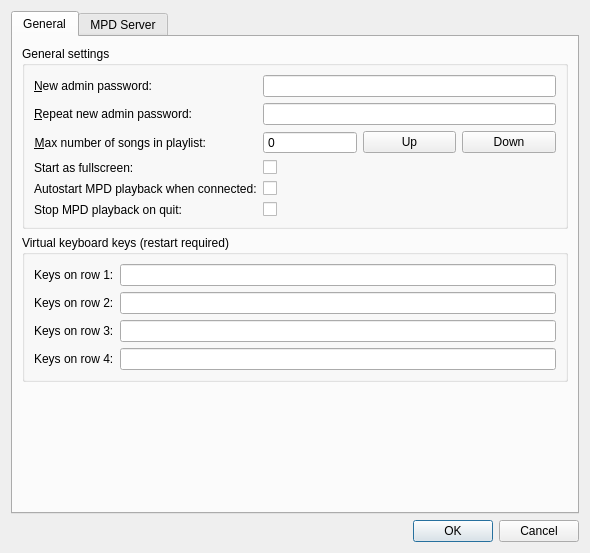
thomaslundgaard/Pimp, file src/settingsDialog.ui: the form before one commit.
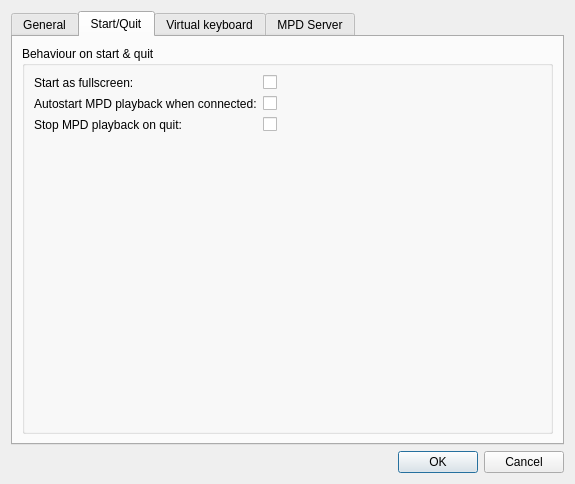
The form after the commit. The open tabs and pages were chosen to show the change.

Commit message: change volume from admin dialog + settings dialog rework

The edit to the form file:
```diff
--- a/src/settingsDialog.ui
+++ b/src/settingsDialog.ui
@@ -6,8 +6,8 @@
    <rect>
     <x>0</x>
     <y>0</y>
-    <width>590</width>
-    <height>553</height>
+    <width>575</width>
+    <height>484</height>
    </rect>
   </property>
   <property name="windowTitle">
@@ -30,6 +30,9 @@
           <string>General settings</string>
          </property>
          <layout class="QFormLayout" name="formLayout_2">
+          <property name="fieldGrowthPolicy">
+           <enum>QFormLayout::ExpandingFieldsGrow</enum>
+          </property>
           <item row="0" column="0">
            <widget class="QLabel" name="label_2">
             <property name="text">
@@ -111,51 +114,87 @@
             </item>
            </layout>
           </item>
-          <item row="5" column="0">
+         </layout>
+        </widget>
+       </item>
+       <item>
+        <spacer name="verticalSpacer_2">
+         <property name="orientation">
+          <enum>Qt::Vertical</enum>
+         </property>
+         <property name="sizeHint" stdset="0">
+          <size>
+           <width>20</width>
+           <height>40</height>
+          </size>
+         </property>
+        </spacer>
+       </item>
+      </layout>
+     </widget>
+     <widget class="QWidget" name="tab_3">
+      <attribute name="title">
+       <string>Start/Quit</string>
+      </attribute>
+      <layout class="QVBoxLayout" name="verticalLayout_4">
+       <item>
+        <widget class="QGroupBox" name="groupBox_4">
+         <property name="title">
+          <string>Behaviour on start &amp;&amp; quit</string>
+         </property>
+         <layout class="QFormLayout" name="formLayout_3">
+          <item row="1" column="1">
+           <widget class="QCheckBox" name="fullscreenOnStartCheckBox">
+            <property name="text">
+             <string/>
+            </property>
+           </widget>
+          </item>
+          <item row="2" column="0">
            <widget class="QLabel" name="label_8">
             <property name="text">
              <string>Autostart MPD playback when connected:</string>
             </property>
            </widget>
           </item>
-          <item row="5" column="1">
+          <item row="2" column="1">
            <widget class="QCheckBox" name="playOnConnectCheckBox">
             <property name="text">
              <string/>
             </property>
            </widget>
           </item>
-          <item row="6" column="1">
-           <widget class="QCheckBox" name="stopOnQuitCheckBox">
-            <property name="text">
-             <string/>
-            </property>
-           </widget>
-          </item>
-          <item row="6" column="0">
+          <item row="3" column="0">
            <widget class="QLabel" name="label_6">
             <property name="text">
              <string>Stop MPD playback on quit:</string>
             </property>
            </widget>
           </item>
-          <item row="4" column="0">
+          <item row="3" column="1">
+           <widget class="QCheckBox" name="stopOnQuitCheckBox">
+            <property name="text">
+             <string/>
+            </property>
+           </widget>
+          </item>
+          <item row="1" column="0">
            <widget class="QLabel" name="label_13">
             <property name="text">
              <string>Start as fullscreen:</string>
             </property>
            </widget>
           </item>
-          <item row="4" column="1">
-           <widget class="QCheckBox" name="fullscreenOnStartCheckBox">
-            <property name="text">
-             <string/>
-            </property>
-           </widget>
-          </item>
          </layout>
         </widget>
        </item>
+      </layout>
+     </widget>
+     <widget class="QWidget" name="tab_4">
+      <attribute name="title">
+       <string>Virtual keyboard</string>
+      </attribute>
+      <layout class="QVBoxLayout" name="verticalLayout_5">
        <item>
         <widget class="QGroupBox" name="groupBox_3">
          <property name="title">
```
Left out of the diff: 15 changed lines with no effect on the pictures. The commit also changes 5 other files.
